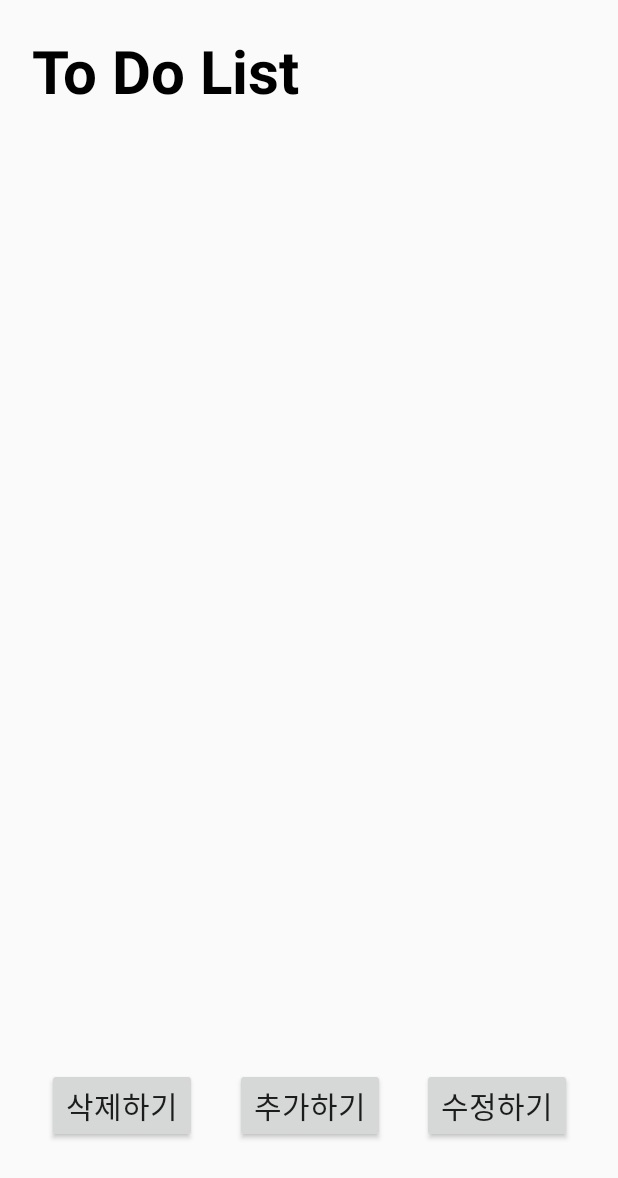
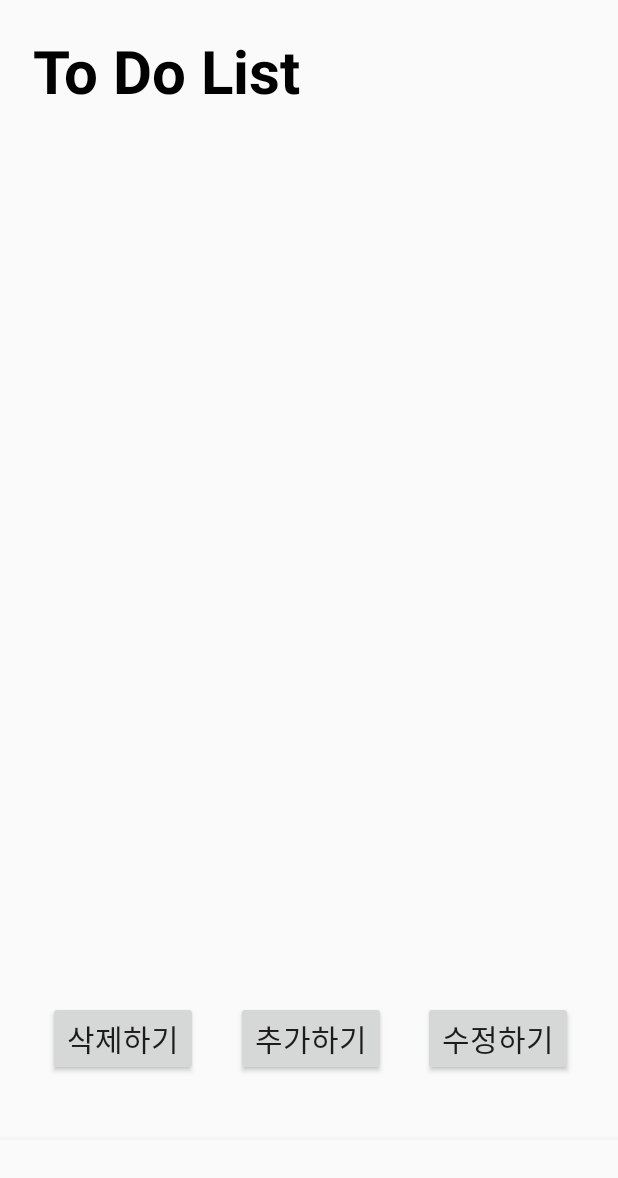
Before and after one commit to 14-5AndroidTeam/LHS_ToDoList, an Android app: the screen it shows after launch (MainActivity), on a phone screen of 412 x 824 dp. Shown: the top 1178 px of the screen. Run offline under Robolectric (Android 15) with nearby library versions, the phone set to English and light mode, and no system bars; our stand-ins replace navigation-ui.

Commit message:
Refactor: "수정 - navigation 화면전환"

```diff
--- a/app/src/main/java/com/example/androidstudy_1_todolist/MainActivity.kt
+++ b/app/src/main/java/com/example/androidstudy_1_todolist/MainActivity.kt
@@ -2,20 +2,42 @@ package com.example.androidstudy_1_todolist
 
 import androidx.appcompat.app.AppCompatActivity
 import android.os.Bundle
-import com.example.androidstudy_1_todolist.UI.View.ListFragment
+import android.view.MenuItem
+import androidx.navigation.findNavController
+import androidx.navigation.ui.AppBarConfiguration
+import androidx.navigation.ui.setupActionBarWithNavController
+import androidx.navigation.ui.setupWithNavController
+import com.example.androidstudy_1_todolist.UI.View.navigation.ListFragment
 import com.example.androidstudy_1_todolist.databinding.ActivityMainBinding
+import com.google.android.material.bottomnavigation.BottomNavigationView
 
 class MainActivity : AppCompatActivity() {
     private lateinit var binding:ActivityMainBinding
 
     override fun onCreate(savedInstanceState: Bundle?) {
         super.onCreate(savedInstanceState)
+
         binding = ActivityMainBinding.inflate(layoutInflater)
         setContentView(binding.root)
 
-        supportFragmentManager
+        /*supportFragmentManager
             .beginTransaction()
             .replace(binding.layout.id, ListFragment())
-            .commit()
+            .commit()*/
+
+        val navView: BottomNavigationView = binding.navView
+
+        val navController = findNavController(R.id.nav_host_fragment_activity_main)
+        // Passing each menu ID as a set of Ids because each
+        // menu should be considered as top level destinations.
+        val appBarConfiguration = AppBarConfiguration(
+            setOf(
+                R.id.navigation_todolist, R.id.navigation_snowman, R.id.navigation_profile
+            )
+        )
+        //setupActionBarWithNavController(navController, appBarConfiguration)
+        navView.setupWithNavController(navController)
+
     }
+
 }
--- a/app/src/main/java/com/example/androidstudy_1_todolist/UI/View/AddFragment.kt
+++ b/app/src/main/java/com/example/androidstudy_1_todolist/UI/View/AddFragment.kt
@@ -8,6 +8,7 @@ import android.view.ViewGroup
 import android.widget.Toast
 import androidx.lifecycle.Observer
 import com.example.androidstudy_1_todolist.R
+import com.example.androidstudy_1_todolist.UI.View.navigation.ListFragment
 import com.example.androidstudy_1_todolist.UI.ViewModel.AddModel
 import com.example.androidstudy_1_todolist.databinding.AddFragmentBinding
 
--- /dev/null
+++ b/app/src/main/java/com/example/androidstudy_1_todolist/UI/View/navigation/ListFragment.kt
@@ -0,0 +1,124 @@
+package com.example.androidstudy_1_todolist.UI.View.navigation
+
+import android.os.Bundle
+import android.util.Log
+import android.view.LayoutInflater
+import android.view.View
+import android.view.ViewGroup
+import android.widget.Toast
+import androidx.core.os.bundleOf
+import androidx.fragment.app.Fragment
+import androidx.fragment.app.setFragmentResult
+import androidx.lifecycle.LiveData
+import androidx.lifecycle.MutableLiveData
+import androidx.lifecycle.Observer
+import androidx.navigation.NavController
+import androidx.navigation.Navigation
+import androidx.recyclerview.widget.LinearLayoutManager
+import com.example.androidstudy_1_todolist.Data.DTO.Todos
+import com.example.androidstudy_1_todolist.Event
+import com.example.androidstudy_1_todolist.R
+import com.example.androidstudy_1_todolist.UI.View.Adapter
+import com.example.androidstudy_1_todolist.UI.View.AddFragment
+import com.example.androidstudy_1_todolist.UI.View.ModifyFragment
+import com.example.androidstudy_1_todolist.UI.View.TakePictureFragment
+import com.example.androidstudy_1_todolist.UI.ViewModel.ListModel
+import com.example.androidstudy_1_todolist.databinding.ListFragmentBinding
+
+class ListFragment : Fragment() {
+    private lateinit var binding:ListFragmentBinding    // ViewBinding
+    private lateinit var adapter: Adapter               // Adapter
+    lateinit var navController: NavController
+
+    private var _form = MutableLiveData<Event<Boolean>>()
+    val form: LiveData<Event<Boolean>> = _form
+
+    var viewmodel = ListModel()
+
+    override fun onCreate(savedInstanceState: Bundle?) {
+        super.onCreate(savedInstanceState)
+    }
+
+    override fun onCreateView(
+        inflater: LayoutInflater,
+        container: ViewGroup?,
+        savedInstanceState: Bundle?
+    ): View? {
+        binding = ListFragmentBinding.inflate(inflater, container, false)
+
+        return binding.root
+    }
+
+    override fun onViewCreated(view: View, savedInstanceState: Bundle?) {
+        /** 어뎁터를 RecyclerView에 등록 */
+        val adapter = Adapter()
+
+        binding.recyclerView.adapter = adapter
+        binding.recyclerView.layoutManager = LinearLayoutManager(activity)
+        var position = -1
+
+        /** 삭제 버튼에 대한 이벤트 처리 */
+        adapter.setOnItemclickListner(object: Adapter.OnItemClickListner {
+            override fun onItemDeleteClick(pos: Int, todo: Todos) {
+                viewmodel.deleteList(todo)
+                position = pos
+            }
+
+            override fun onItemClick(pos: Int, todo:Todos) {
+                val id = pos.toString()
+                val content = todo.content
+                val deadline = todo.deadline
+
+                /** *각각의 키값에 매핑해서 데이터를 전달한다 */
+                setFragmentResult("requestKey", bundleOf(
+                    "id" to id,
+                    "content" to content,
+                    "deadline" to deadline))
+
+                parentFragmentManager
+                    .beginTransaction()
+                    .replace(R.id.layout, ModifyFragment())
+                    .commit()
+
+
+
+                Log.i("test_click", "$pos 클릭완료!")
+            }
+        })
+
+        /** viewmodel의 옵저버 */
+        viewmodel.delete.observe(viewLifecycleOwner, Observer {
+            // 삭제 완료 메시지를 출력하고 리스트를 다시 업데이트
+            Toast.makeText(getActivity(), "삭제 완료!", Toast.LENGTH_SHORT).show()
+            adapter.notifyItemRemoved(position)
+        })
+
+        /** 추가하기 버튼을 이용하여 이동 */
+        /*binding.btnAdd.setOnClickListener {
+            parentFragmentManager
+                .beginTransaction()
+                .replace(R.id.layout, AddFragment())
+                .commit()
+        }*/
+        /** Navigation으로 Fragment 이동 */
+        navController = Navigation.findNavController(view)
+        binding.btnAdd.setOnClickListener {
+            navController.navigate(R.id.action_navigation_todolist_to_addFragment)
+        }
+
+        binding.btnModify.setOnClickListener {
+            parentFragmentManager
+                .beginTransaction()
+                .replace(R.id.layout, TakePictureFragment())
+                .commit()
+        }
+
+        /** View모델의 목록을 출력하는 getList()함수 호출 */
+        viewmodel.getList()
+        /** 옵저버 */
+        viewmodel.setList.observe(viewLifecycleOwner, Observer {
+            adapter.setList(it.peekContent().todos)
+            adapter.notifyItemRangeChanged(0,it.peekContent().total_post)
+        })
+    }
+}
--- a/app/src/main/res/layout/activity_main.xml
+++ b/app/src/main/res/layout/activity_main.xml
@@ -7,4 +7,33 @@
     android:layout_width="match_parent"
     android:layout_height="match_parent"
     android:orientation="vertical"
-    tools:context=".MainActivity"/>
+    tools:context=".MainActivity">
+
+    <com.google.android.material.bottomnavigation.BottomNavigationView
+        android:id="@+id/nav_view"
+        android:layout_width="match_parent"
+        android:layout_height="64dp"
+        android:layout_marginTop="651dp"
+        android:background="?android:attr/windowBackground"
+        app:layout_constraintBottom_toBottomOf="parent"
+        app:layout_constraintEnd_toEndOf="parent"
+        app:layout_constraintStart_toStartOf="parent"
+        app:layout_constraintTop_toTopOf="parent"
+        app:layout_constraintVertical_bias="1.0"
+        app:menu="@menu/nav_menu" >
+    </com.google.android.material.bottomnavigation.BottomNavigationView>
+
+    <fragment
+        android:id="@+id/nav_host_fragment_activity_main"
+        android:name="androidx.navigation.fragment.NavHostFragment"
+        android:layout_width="413dp"
+        android:layout_height="734dp"
+        app:defaultNavHost="true"
+        app:layout_constraintBottom_toTopOf="@+id/nav_view"
+        app:layout_constraintEnd_toEndOf="parent"
+        app:layout_constraintHorizontal_bias="0.0"
+        app:layout_constraintStart_toStartOf="parent"
+        app:layout_constraintTop_toTopOf="@+id/layout"
+        app:layout_constraintVertical_bias="0.0"
+        app:navGraph="@navigation/menu_navigation" />
+</androidx.constraintlayout.widget.ConstraintLayout>
--- /dev/null
+++ b/app/src/main/res/navigation/menu_navigation.xml
@@ -0,0 +1,48 @@
+<?xml version="1.0" encoding="utf-8"?>
+<navigation xmlns:android="http://schemas.android.com/apk/res/android"
+    xmlns:app="http://schemas.android.com/apk/res-auto"
+    xmlns:tools="http://schemas.android.com/tools"
+    android:id="@+id/menu_navigation"
+    app:startDestination="@id/navigation_todolist">
+
+    <fragment
+        android:id="@+id/navigation_profile"
+        android:name="com.example.androidstudy_1_todolist.UI.View.TakePictureFragment"
+        android:label="ProfileFragment"
+        tools:layout="@layout/take_picture_fragment"/>
+    <fragment
+        android:id="@+id/navigation_todolist"
+        android:name="com.example.androidstudy_1_todolist.UI.View.navigation.ListFragment"
+        android:label="ListFragment"
+        tools:layout="@layout/list_fragment">
+        <action
+            android:id="@+id/action_navigation_todolist_to_addFragment"
+            app:destination="@id/addFragment" />
+        <action
+            android:id="@+id/action_navigation_todolist_to_modifyFragment"
+            app:destination="@id/modifyFragment" />
+    </fragment>
+    <fragment
+        android:id="@+id/navigation_snowman"
+        android:name="com.example.androidstudy_1_todolist.UI.View.navigation.SnowmanFragment"
+        android:label="SnowmanFragment"
+        tools:layout="@layout/snowman_fragment"/>
+    <fragment
+        android:id="@+id/addFragment"
+        android:name="com.example.androidstudy_1_todolist.UI.View.AddFragment"
+        android:label="add_fragment"
+        tools:layout="@layout/add_fragment" >
+        <action
+            android:id="@+id/action_addFragment_to_navigation_todolist"
+            app:destination="@id/navigation_todolist" />
+    </fragment>
+    <fragment
+        android:id="@+id/modifyFragment"
+        android:name="com.example.androidstudy_1_todolist.UI.View.ModifyFragment"
+        android:label="modify_fragment"
+        tools:layout="@layout/modify_fragment" >
+        <action
+            android:id="@+id/action_modifyFragment_to_navigation_todolist"
+            app:destination="@id/navigation_todolist" />
+    </fragment>
+</navigation>
```
Also changed, not shown: app/src/main/java/com/example/androidstudy_1_todolist/UI/View/ModifyFragment.kt (+8 -8 lines), app/src/main/java/com/example/androidstudy_1_todolist/UI/View/navigation/SnowmanFragment.kt (added, +21 -0 lines), app/src/main/res/layout/modify_fragment.xml (added, +110 -0 lines), app/src/main/res/layout/snowman_fragment.xml (added, +19 -0 lines).
